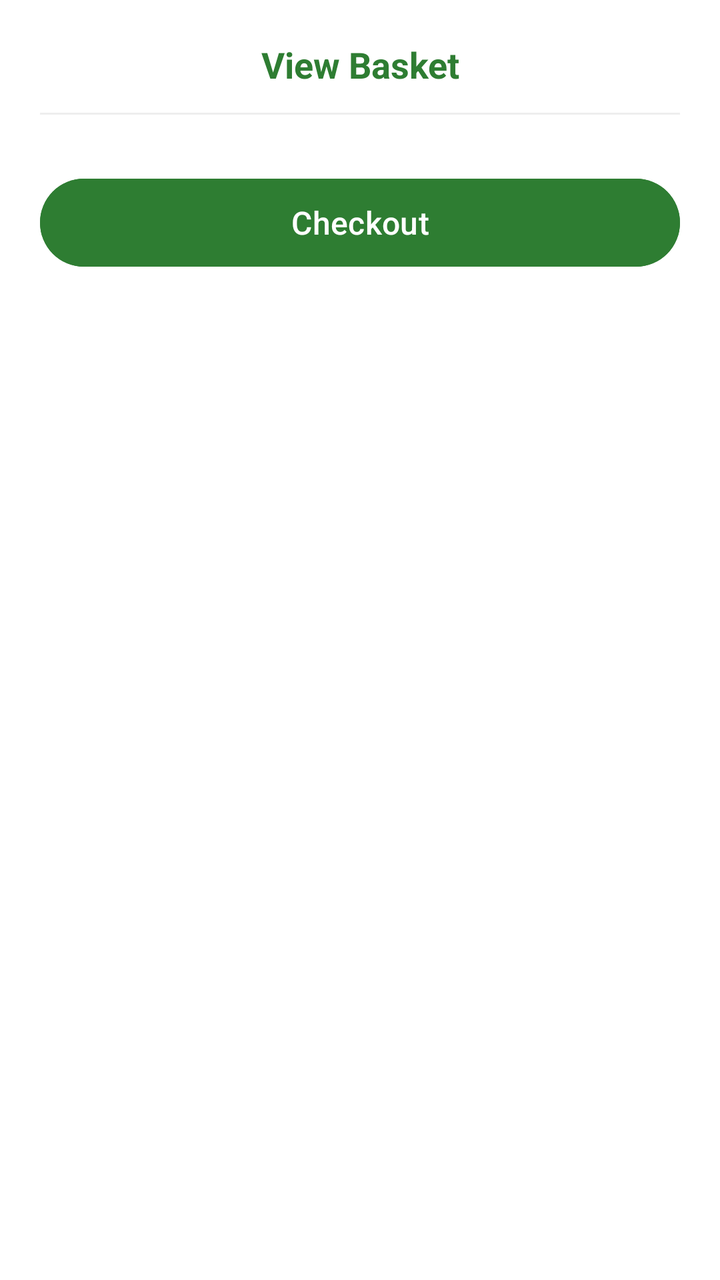
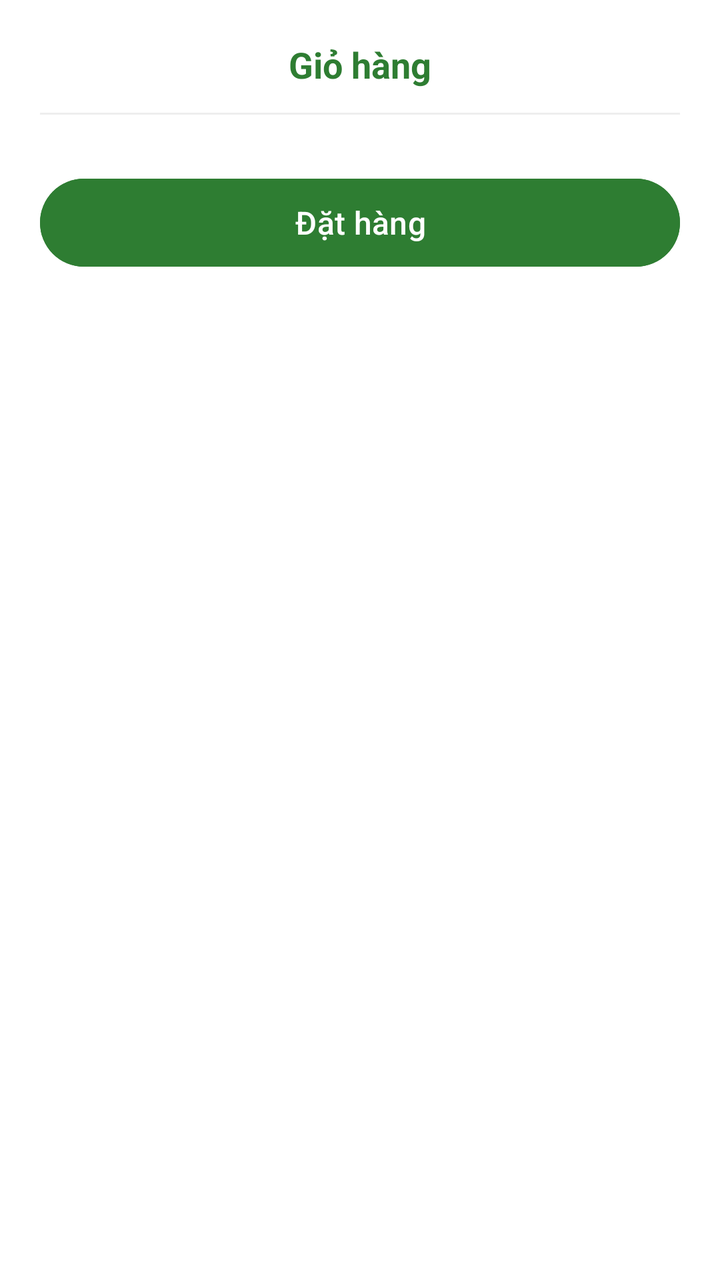

Before-and-after screenshots of an Android layout around one commit, followed by the original layout XML and the change that was made.
<!-- AndroidManifest.xml: application theme Theme.Project_FoodApp -->
<!-- res/layout/dialog_basket_bottom_sheet.xml -->
<?xml version="1.0" encoding="utf-8"?>
<LinearLayout xmlns:android="http://schemas.android.com/apk/res/android"
    android:layout_width="match_parent"
    android:layout_height="wrap_content"
    android:background="#FFFFFF"
    android:orientation="vertical"
    android:padding="20dp">

    <TextView
        android:layout_width="match_parent"
        android:layout_height="wrap_content"
        android:gravity="center"
        android:text="View Basket"
        android:textColor="#2E7D32"
        android:textSize="18sp"
        android:textStyle="bold" />

    <View
        android:layout_width="match_parent"
        android:layout_height="1dp"
        android:layout_marginTop="12dp"
        android:layout_marginBottom="12dp"
        android:background="#EEEEEE" />

    <androidx.recyclerview.widget.RecyclerView
        android:id="@+id/rvBasketItems"
        android:layout_width="match_parent"
        android:layout_height="wrap_content"
        android:maxHeight="260dp" />

    <TextView
        android:id="@+id/tvEmptyBasket"
        android:layout_width="match_parent"
        android:layout_height="80dp"
        android:gravity="center"
        android:text="Empty"
        android:textColor="#9E9E9E"
        android:visibility="gone" />

    <Button
        android:id="@+id/btnCheckout"
        android:layout_width="match_parent"
        android:layout_height="52dp"
        android:layout_marginTop="16dp"
        android:backgroundTint="#2E7D32"
        android:text="Checkout"
        android:textAllCaps="false"
        android:textColor="#FFFFFF"
        android:textSize="16sp" />

</LinearLayout>
<!-- resources referenced by this layout -->
<resources>
  <style name="Theme.Project_FoodApp" parent="Base.Theme.Project_FoodApp" />
  <style name="Base.Theme.Project_FoodApp" parent="Theme.Material3.Light.NoActionBar">
          <item name="android:statusBarColor">#F6F8F4</item>
          <item name="android:windowLightStatusBar">true</item>
          <item name="android:navigationBarColor">#F6F8F4</item>
          <item name="android:windowLightNavigationBar">true</item>
      </style>
</resources>

<!-- the commit's change to res/layout/dialog_basket_bottom_sheet.xml (unified diff, before → after) -->
@@ -10,7 +10,7 @@
         android:layout_width="match_parent"
         android:layout_height="wrap_content"
         android:gravity="center"
-        android:text="View Basket"
+        android:text="Giỏ hàng"
         android:textColor="#2E7D32"
         android:textSize="18sp"
         android:textStyle="bold" />
@@ -43,7 +43,7 @@
         android:layout_height="52dp"
         android:layout_marginTop="16dp"
         android:backgroundTint="#2E7D32"
-        android:text="Checkout"
+        android:text="Đặt hàng"
         android:textAllCaps="false"
         android:textColor="#FFFFFF"
         android:textSize="16sp" />
